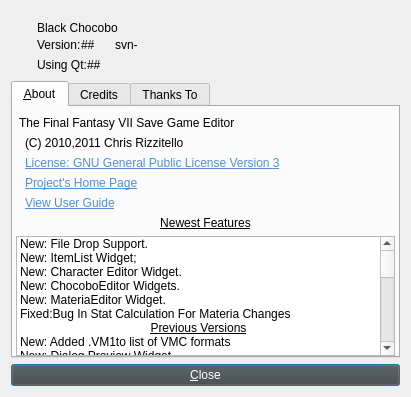
The window that about.ui (sithlord48/blackchocobo) describes before a commit, drawn with Qt 5.
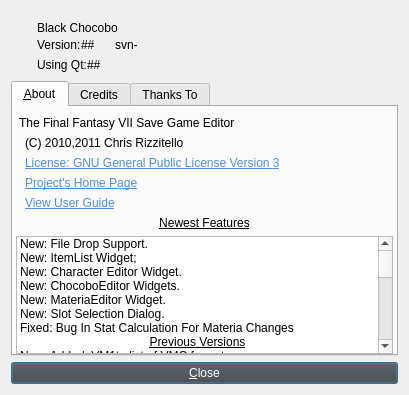
The same window after the commit. Icons and pictures are not drawn.

What changed in the file:
```diff
--- a/about.ui
+++ b/about.ui
@@ -9,8 +9,8 @@
    <rect>
     <x>0</x>
     <y>0</y>
-    <width>411</width>
-    <height>397</height>
+    <width>409</width>
+    <height>395</height>
    </rect>
   </property>
   <property name="windowTitle">
@@ -479,7 +479,12 @@
          </item>
          <item>
           <property name="text">
-           <string>Fixed:Bug In Stat Calculation For Materia Changes</string>
+           <string>New: Slot Selection Dialog.</string>
+          </property>
+         </item>
+         <item>
+          <property name="text">
+           <string>Fixed: Bug In Stat Calculation For Materia Changes</string>
           </property>
          </item>
          <item>
```
